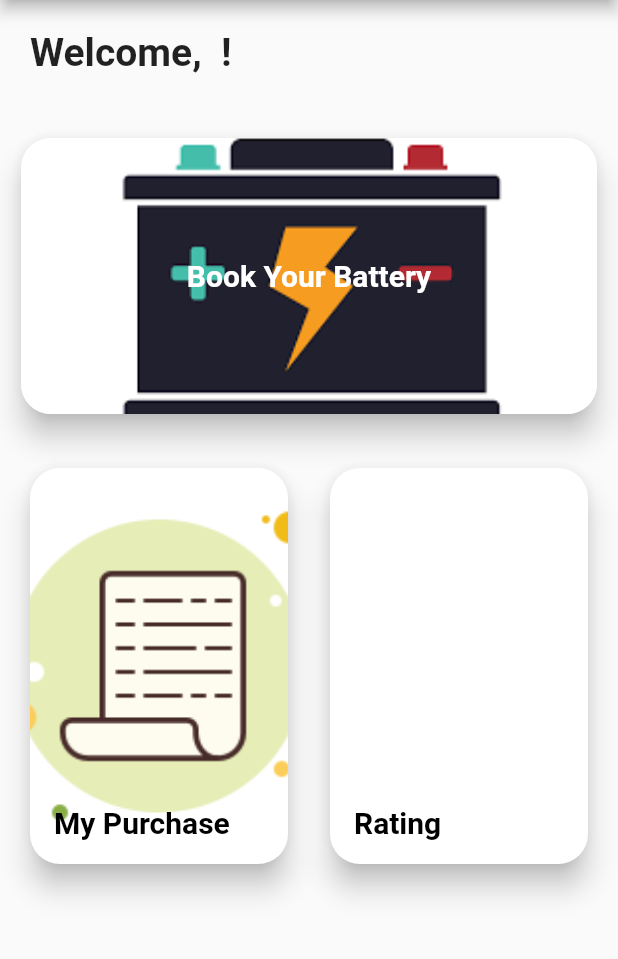
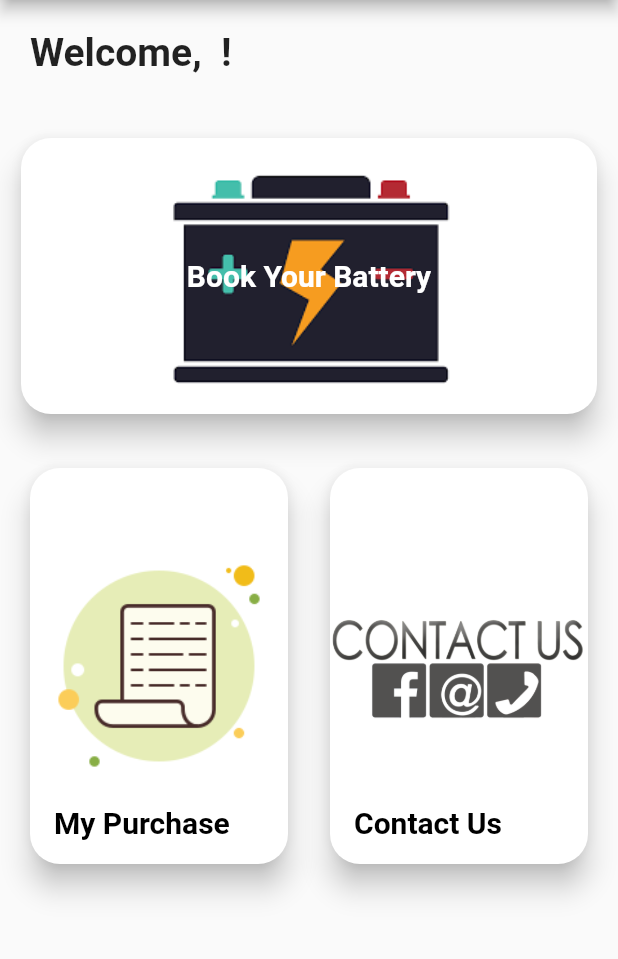
Before and after one commit to YYeng/Lab-2-, a Flutter app: the MainScreen screen opened directly with empty values, on a phone screen of 412 x 824 dp, the part 84-1043 px from its top. Run offline on Flutter 3.47's test engine with Material 2 defaults, Android fonts, the phone set to English and light mode, and no system bars; our stand-ins replace flutter_staggered_animations, fluttertoast, shared_preferences; accounts and stored records are empty.

Commit message:
add contact us pic

```diff
--- a/lib/mainscreen.dart
+++ b/lib/mainscreen.dart
@@ -59,7 +59,7 @@ class _MainSrceenState extends State<MainScreen> {
                                     image: AssetImage(
                                       'asset/images/battery.png',
                                     ),
-                                    fit: BoxFit.cover,
+                                    fit: BoxFit.contain,
                                     child: InkWell(
                                       splashColor: Colors.blue.withAlpha(30),
                                       onTap: () {
@@ -97,7 +97,7 @@ class _MainSrceenState extends State<MainScreen> {
                                       image: AssetImage(
                                         'asset/images/purchase-order.png',
                                       ),
-                                      fit: BoxFit.cover,
+                                      fit: BoxFit.contain,
                                       child: InkWell(
                                         splashColor: Colors.blue.withAlpha(30),
                                         onTap: () {
@@ -132,12 +132,12 @@ class _MainSrceenState extends State<MainScreen> {
                                 ),
                                 child: Stack(
                                   children: [
-                                    // Ink.image(
-                                    //   image: AssetImage(
-                                    //     '',
-                                    //   ),
-                                    //   fit: BoxFit.cover,
-                                    //  child:
+                                    Ink.image(
+                                      image: AssetImage(
+                                        'asset/images/contact-us.png',
+                                      ),
+                                      fit: BoxFit.contain,
+                                     child:
                                     InkWell(
                                       splashColor: Colors.blue.withAlpha(30),
                                       onTap: () {
@@ -145,12 +145,12 @@ class _MainSrceenState extends State<MainScreen> {
                                         //go to another screen
                                       },
                                     ),
-                                    //  ),
+                                   ),
                                     Positioned(
                                       bottom: 16,
                                       right: 16,
                                       left: 16,
-                                      child: Text("Rating",
+                                      child: Text("Contact Us",
                                           style: TextStyle(
                                               fontSize: 20,
                                               fontWeight: FontWeight.bold,
```
Also changed, not shown: asset/images/contact-us.png (added).
